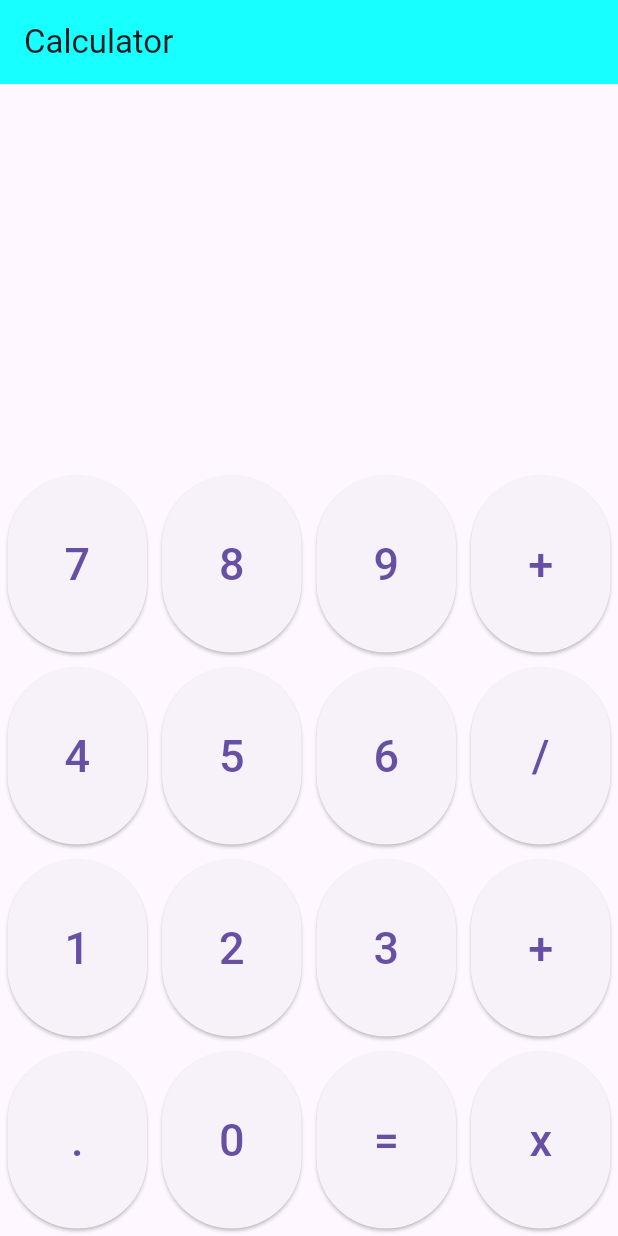
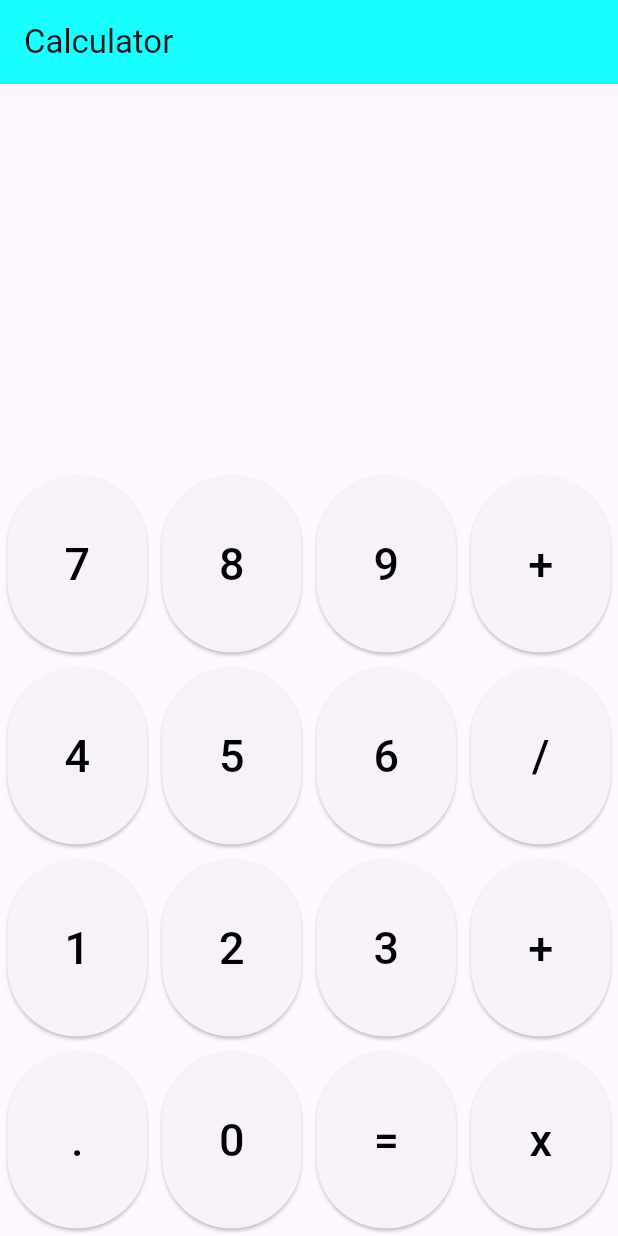
Before and after one commit to mayaryasser2005/first-repository, a Flutter app: the screen it shows after launch, on a phone screen of 412 x 824 dp. Run offline on Flutter 3.47's test engine with Material 3 defaults, Android fonts, the phone set to English and light mode, and no system bars.

Commit message:
Updated calculator button ui.

```diff
--- a/lib/screen/calculator/CalculatorButton.dart
+++ b/lib/screen/calculator/CalculatorButton.dart
@@ -17,7 +17,7 @@ class CalculatorButton extends StatelessWidget {
               },
               child: Text(
                 diget,
-                style: TextStyle(fontSize: 30),
+                style: TextStyle(fontSize: 30, color: Colors.black),
               ),
             )));
   }
```
